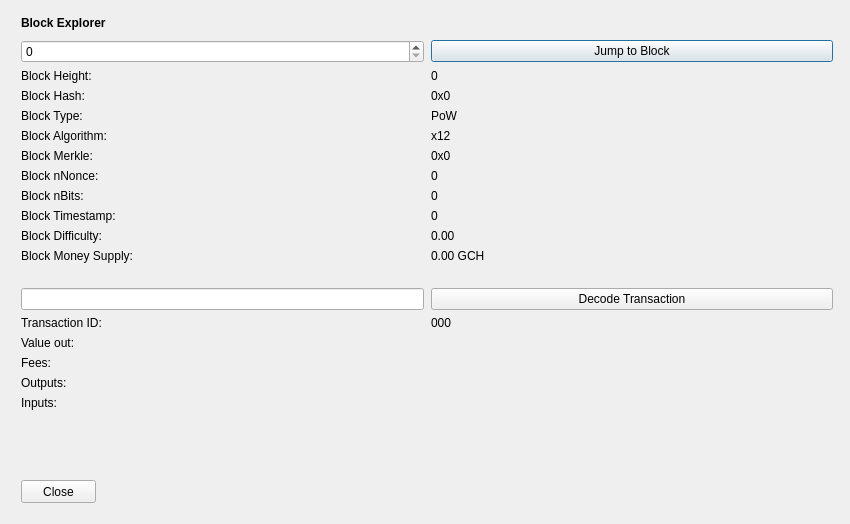
Qt form src/qt/forms/blockbrowser.ui (galaxycash/galaxycash) before a commit.
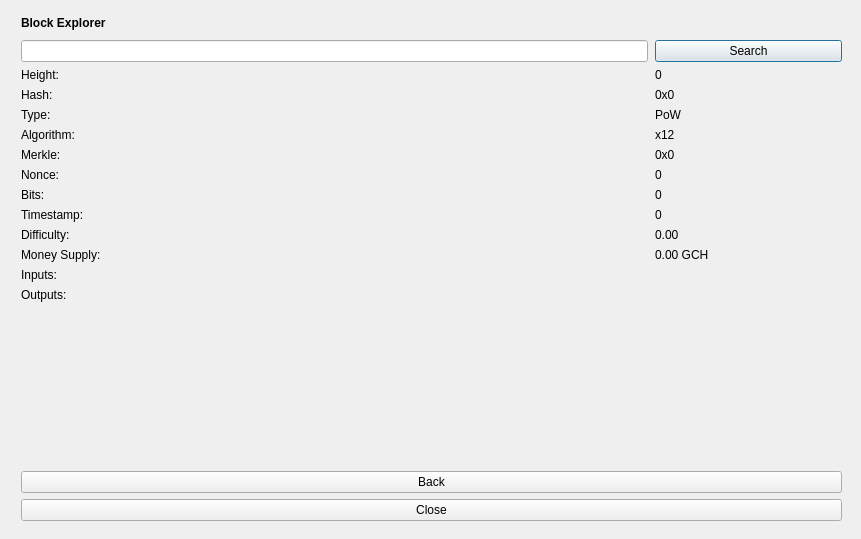
The same form after that commit.

Commit message: blockbrowser and res

```diff
--- a/src/qt/forms/blockbrowser.ui
+++ b/src/qt/forms/blockbrowser.ui
@@ -12,8 +12,8 @@
    <rect>
     <x>0</x>
     <y>0</y>
-    <width>850</width>
-    <height>524</height>
+    <width>861</width>
+    <height>539</height>
    </rect>
   </property>
   <property name="sizePolicy">
@@ -49,6 +49,9 @@
    </property>
    <item row="1" column="0">
     <widget class="QWidget" name="widget" native="true">
+     <property name="autoFillBackground">
+      <bool>false</bool>
+     </property>
      <widget class="QWidget" name="layoutWidgetBE1">
       <property name="geometry">
        <rect>
@@ -104,57 +107,20 @@
        <rect>
         <x>0</x>
         <y>30</y>
-        <width>812</width>
-        <height>410</height>
+        <width>821</width>
+        <height>481</height>
        </rect>
       </property>
-      <layout class="QGridLayout" name="gridLayoutBE" rowstretch="0,0,0,0,0,0,0,0,0,0,0,0,0,0,0,0,0,0,0,0,0,0" columnstretch="0,0">
+      <layout class="QGridLayout" name="gridLayoutBE" rowstretch="0,0,0,0,0,0,0,0,0,0,0,0,0,0,0,0,0,0,0,0,0,0" columnstretch="0,0,0">
        <property name="sizeConstraint">
-        <enum>QLayout::SetDefaultConstraint</enum>
+        <enum>QLayout::SetMaximumSize</enum>
        </property>
        <property name="horizontalSpacing">
         <number>7</number>
        </property>
-       <item row="7" column="0">
-        <widget class="QLabel" name="merkleLabel">
+       <item row="13" column="2">
+        <widget class="QLabel" name="inputsBox">
          <property name="text">
-          <string>Block Merkle:</string>
-         </property>
-        </widget>
-       </item>
-       <item row="12" column="1">
-        <widget class="QLabel" name="moneySupplyBox">
-         <property name="text">
-          <string>0.00 GCH</string>
-         </property>
-         <property name="textInteractionFlags">
-          <set>Qt::LinksAccessibleByMouse|Qt::TextSelectableByMouse</set>
-         </property>
-        </widget>
-       </item>
-       <item row="16" column="1">
-        <widget class="QLabel" name="txID">
-         <property name="text">
-          <string>000</string>
-         </property>
-         <property name="textInteractionFlags">
-          <set>Qt::LinksAccessibleByMouse|Qt::TextSelectableByMouse</set>
-         </property>
-        </widget>
-       </item>
-       <item row="10" column="1">
-        <widget class="QLabel" name="timeBox">
-         <property name="text">
-          <string>0</string>
-         </property>
-         <property name="textInteractionFlags">
-          <set>Qt::LinksAccessibleByMouse|Qt::TextSelectableByMouse</set>
-         </property>
-        </widget>
-       </item>
-       <item row="20" column="1">
-        <widget class="QLabel" name="inputBox">
-         <property name="text">
           <string/>
          </property>
          <property name="alignment">
@@ -165,58 +131,52 @@
          </property>
         </widget>
        </item>
-       <item row="12" column="0">
-        <widget class="QLabel" name="moneySupplyLabel">
+       <item row="15" column="2">
+        <widget class="QLabel" name="outputsBox">
          <property name="text">
-          <string>Block Money Supply:</string>
-         </property>
-        </widget>
-       </item>
-       <item row="11" column="1">
-        <widget class="QLabel" name="diffBox">
-         <property name="text">
-          <string>0.00</string>
-         </property>
-         <property name="textInteractionFlags">
-          <set>Qt::LinksAccessibleByMouse|Qt::TextSelectableByMouse</set>
-         </property>
-        </widget>
-       </item>
-       <item row="19" column="1">
-        <widget class="QLabel" name="outputBox">
-         <property name="text">
           <string/>
-         </property>
-         <property name="alignment">
-          <set>Qt::AlignLeading|Qt::AlignLeft|Qt::AlignTop</set>
-         </property>
-         <property name="textInteractionFlags">
-          <set>Qt::LinksAccessibleByMouse|Qt::TextSelectableByMouse</set>
-         </property>
-        </widget>
-       </item>
-       <item row="11" column="0">
-        <widget class="QLabel" name="diffLabel">
-         <property name="text">
-          <string>Block Difficulty:</string>
          </property>
         </widget>
        </item>
        <item row="1" column="1">
-        <widget class="QPushButton" name="blockButton">
+        <widget class="QLineEdit" name="lineSearch"/>
+       </item>
+       <item row="1" column="2">
+        <widget class="QPushButton" name="searchButton">
          <property name="text">
-          <string>Jump to Block</string>
+          <string>Search</string>
          </property>
         </widget>
        </item>
-       <item row="3" column="0">
-        <widget class="QLabel" name="heightLabelBE2">
+       <item row="13" column="1">
+        <widget class="QLabel" name="inputsLabel">
          <property name="text">
-          <string>Block Height:</string>
+          <string>Inputs:</string>
          </property>
         </widget>
        </item>
-       <item row="3" column="1">
+       <item row="20" column="1" colspan="2">
+        <widget class="QPushButton" name="backButton">
+         <property name="text">
+          <string>Back</string>
+         </property>
+        </widget>
+       </item>
+       <item row="15" column="1">
+        <widget class="QLabel" name="outputsLabel">
+         <property name="text">
+          <string>Outputs:</string>
+         </property>
+        </widget>
+       </item>
+       <item row="21" column="1" colspan="2">
+        <widget class="QPushButton" name="closeButton">
+         <property name="text">
+          <string>Close</string>
+         </property>
+        </widget>
+       </item>
+       <item row="3" column="2">
         <widget class="QLabel" name="heightLabelBE1">
          <property name="text">
           <string>0</string>
@@ -226,45 +186,7 @@
          </property>
         </widget>
        </item>
-       <item row="8" column="0">
-        <widget class="QLabel" name="nonceLabel">
-         <property name="text">
-          <string>Block nNonce:</string>
-         </property>
-        </widget>
-       </item>
-       <item row="9" column="0">
-        <widget class="QLabel" name="bitsLabel">
-         <property name="text">
-          <string>Block nBits:</string>
-         </property>
-        </widget>
-       </item>
-       <item row="10" column="0">
-        <widget class="QLabel" name="timeLabel">
-         <property name="text">
-          <string>Block Timestamp:</string>
-         </property>
-        </widget>
-       </item>
-       <item row="8" column="1">
-        <widget class="QLabel" name="nonceBox">
-         <property name="text">
-          <string>0</string>
-         </property>
-         <property name="textInteractionFlags">
-          <set>Qt::LinksAccessibleByMouse|Qt::TextSelectableByMouse</set>
-         </property>
-        </widget>
-       </item>
-       <item row="18" column="0">
-        <widget class="QLabel" name="feesLabel">
-         <property name="text">
-          <string>Fees:</string>
-         </property>
-        </widget>
-       </item>
-       <item row="7" column="1">
+       <item row="7" column="2">
         <widget class="QLabel" name="merkleBox">
          <property name="minimumSize">
           <size>
@@ -280,58 +202,28 @@
          </property>
         </widget>
        </item>
-       <item row="17" column="1">
-        <widget class="QLabel" name="valueBox">
+       <item row="9" column="1">
+        <widget class="QLabel" name="bitsLabel">
          <property name="text">
-          <string/>
-         </property>
-         <property name="textInteractionFlags">
-          <set>Qt::LinksAccessibleByMouse|Qt::TextSelectableByMouse</set>
-         </property>
-        </widget>
-       </item>
-       <item row="16" column="0">
-        <widget class="QLabel" name="txLabel">
-         <property name="text">
-          <string>Transaction ID:</string>
-         </property>
-        </widget>
-       </item>
-       <item row="18" column="1">
-        <widget class="QLabel" name="feesBox">
-         <property name="text">
-          <string/>
-         </property>
-         <property name="textInteractionFlags">
-          <set>Qt::LinksAccessibleByMouse|Qt::TextSelectableByMouse</set>
-         </property>
-        </widget>
-       </item>
-       <item row="4" column="0">
-        <widget class="QLabel" name="hashLabel">
-         <property name="text">
-          <string>Block Hash:</string>
-         </property>
-        </widget>
-       </item>
-       <item row="19" column="0">
-        <widget class="QLabel" name="outputLabel">
-         <property name="text">
-          <string>Outputs:</string>
-         </property>
-         <property name="alignment">
-          <set>Qt::AlignLeading|Qt::AlignLeft|Qt::AlignTop</set>
-         </property>
-        </widget>
-       </item>
-       <item row="17" column="0">
-        <widget class="QLabel" name="valueLabel">
-         <property name="text">
-          <string>Value out:</string>
+          <string>Bits:</string>
          </property>
         </widget>
        </item>
        <item row="4" column="1">
+        <widget class="QLabel" name="hashLabel">
+         <property name="text">
+          <string>Hash:</string>
+         </property>
+        </widget>
+       </item>
+       <item row="11" column="1">
+        <widget class="QLabel" name="diffLabel">
+         <property name="text">
+          <string>Difficulty:</string>
+         </property>
+        </widget>
+       </item>
+       <item row="4" column="2">
         <widget class="QLabel" name="hashBox">
          <property name="enabled">
           <bool>true</bool>
@@ -356,7 +248,14 @@
          </property>
         </widget>
        </item>
-       <item row="21" column="0">
+       <item row="10" column="1">
+        <widget class="QLabel" name="timeLabel">
+         <property name="text">
+          <string>Timestamp:</string>
+         </property>
+        </widget>
+       </item>
+       <item row="19" column="1">
         <spacer name="verticalSpacer">
          <property name="orientation">
           <enum>Qt::Vertical</enum>
@@ -369,115 +268,130 @@
          </property>
         </spacer>
        </item>
-       <item row="1" column="0">
-        <widget class="QSpinBox" name="heightBox">
-         <property name="sizePolicy">
-          <sizepolicy hsizetype="Preferred" vsizetype="Fixed">
-           <horstretch>0</horstretch>
-           <verstretch>0</verstretch>
-          </sizepolicy>
+       <item row="12" column="2">
+        <widget class="QLabel" name="moneySupplyBox">
+         <property name="text">
+          <string>0.00 GCH</string>
          </property>
-         <property name="maximum">
-          <number>99999999</number>
+         <property name="textInteractionFlags">
+          <set>Qt::LinksAccessibleByMouse|Qt::TextSelectableByMouse</set>
          </property>
         </widget>
        </item>
-       <item row="9" column="1">
-        <widget class="QLabel" name="bitsBox">
+       <item row="12" column="1">
+        <widget class="QLabel" name="moneySupplyLabel">
          <property name="text">
-          <string>0</string>
+          <string>Money Supply:</string>
          </property>
          <property name="textInteractionFlags">
           <set>Qt::LinksAccessibleByMouse|Qt::TextSelectableByMouse</set>
          </property>
         </widget>
        </item>
-       <item row="15" column="0">
-        <widget class="QLineEdit" name="txBox">
-         <property name="sizePolicy">
-          <sizepolicy hsizetype="Preferred" vsizetype="Fixed">
-           <horstretch>0</horstretch>
-           <verstretch>0</verstretch>
-          </sizepolicy>
+       <item row="11" column="2">
+        <widget class="QLabel" name="diffBox">
+         <property name="text">
+          <string>0.00</string>
          </property>
-         <property name="inputMask">
-          <string comment="Transaction id" extracomment="Transaction id"/>
+         <property name="textInteractionFlags">
+          <set>Qt::LinksAccessibleByMouse|Qt::TextSelectableByMouse</set>
          </property>
         </widget>
        </item>
-       <item row="15" column="1">
-        <widget class="QPushButton" name="txButton">
+       <item row="7" column="1">
+        <widget class="QLabel" name="merkleLabel">
          <property name="text">
-          <string>Decode Transaction</string>
+          <string>Merkle:</string>
          </property>
         </widget>
        </item>
-       <item row="20" column="0">
-        <widget class="QLabel" name="inputLabel">
+       <item row="10" column="2">
+        <widget class="QLabel" name="timeBox">
          <property name="text">
-          <string>Inputs:</string>
+          <string>0</string>
          </property>
-         <property name="alignment">
-          <set>Qt::AlignLeading|Qt::AlignLeft|Qt::AlignTop</set>
+         <property name="textInteractionFlags">
+          <set>Qt::LinksAccessibleByMouse|Qt::TextSelectableByMouse</set>
          </property>
         </widget>
        </item>
-       <item row="6" column="0">
-        <widget class="QLabel" name="algoLabel">
+       <item row="3" column="1">
+        <widget class="QLabel" name="heightLabelBE2">
          <property name="text">
-          <string>Block Algorithm:</string>
+          <string>Height:</string>
          </property>
         </widget>
        </item>
-       <item row="14" column="0">
-        <spacer name="verticalSpacer_2">
-         <property name="orientation">
-          <enum>Qt::Vertical</enum>
-         </property>
-         <property name="sizeHint" stdset="0">
-          <size>
-           <width>20</width>
-           <height>20</height>
-          </size>
-         </property>
-        </spacer>
-       </item>
-       <item row="6" column="1">
-        <widget class="QLabel" name="algoBox">
+       <item row="8" column="1">
+        <widget class="QLabel" name="nonceLabel">
          <property name="text">
-          <string>x12</string>
+          <string>Nonce:</string>
          </property>
         </widget>
        </item>
-       <item row="5" column="0">
-        <widget class="QLabel" name="typeLabel">
+       <item row="8" column="2">
+        <widget class="QLabel" name="nonceBox">
          <property name="text">
-          <string>Block Type:</string>
+          <string>0</string>
+         </property>
+         <property name="textInteractionFlags">
+          <set>Qt::LinksAccessibleByMouse|Qt::TextSelectableByMouse</set>
          </property>
         </widget>
        </item>
        <item row="5" column="1">
+        <widget class="QLabel" name="typeLabel">
+         <property name="text">
+          <string>Type:</string>
+         </property>
+        </widget>
+       </item>
+       <item row="5" column="2">
         <widget class="QLabel" name="typeBox">
          <property name="text">
           <string>PoW</string>
          </property>
         </widget>
        </item>
+       <item row="18" column="1">
+        <spacer name="verticalSpacer_2">
+         <property name="orientation">
+          <enum>Qt::Vertical</enum>
+         </property>
+         <property name="sizeHint" stdset="0">
+          <size>
+           <width>20</width>
+           <height>20</height>
+          </size>
+         </property>
+        </spacer>
+       </item>
+       <item row="9" column="2">
+        <widget class="QLabel" name="bitsBox">
+         <property name="text">
+          <string>0</string>
+         </property>
+         <property name="textInteractionFlags">
+          <set>Qt::LinksAccessibleByMouse|Qt::TextSelectableByMouse</set>
+         </property>
+        </widget>
+       </item>
+       <item row="6" column="2">
+        <widget class="QLabel" name="algoBox">
+         <property name="text">
+          <string>x12</string>
+         </property>
+        </widget>
+       </item>
+       <item row="6" column="1">
+        <widget class="QLabel" name="algoLabel">
+         <property name="text">
+          <string>Algorithm:</string>
+         </property>
+        </widget>
+       </item>
       </layout>
      </widget>
-     <widget class="QPushButton" name="closeButton">
-      <property name="geometry">
-       <rect>
-        <x>0</x>
-        <y>470</y>
-        <width>75</width>
-        <height>23</height>
-       </rect>
-      </property>
-      <property name="text">
-       <string>Close</string>
-      </property>
-     </widget>
     </widget>
    </item>
   </layout>
```
Left out of the diff: 9 changed lines with no effect on the pictures. The commit also changes 10 other files.
